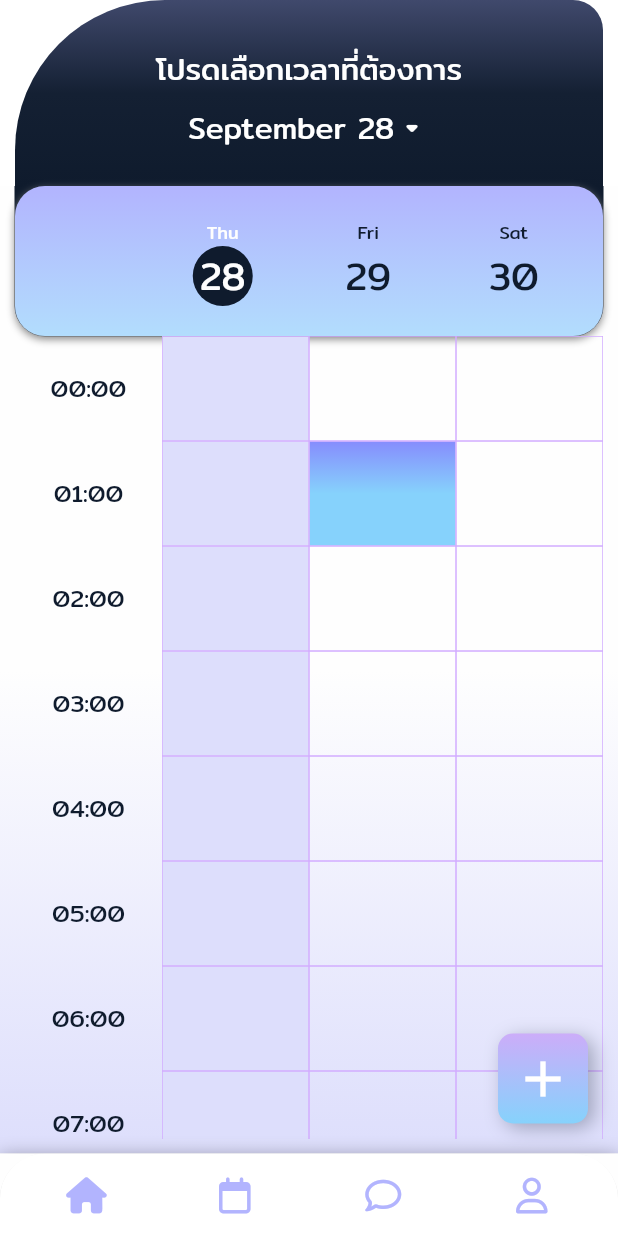
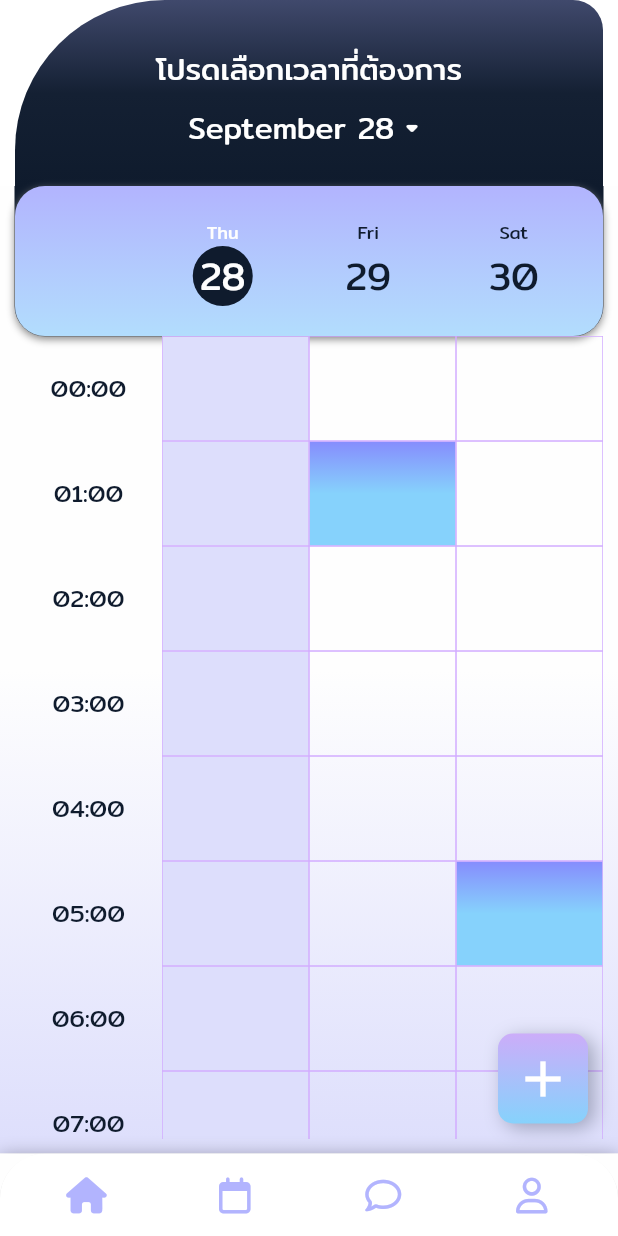
Before and after one commit to TelephyApp/Telephy_frontend, a Flutter app: the screen it shows after launch, swiped to page 2, on a phone screen of 412 x 824 dp. Run offline on Flutter 3.47's test engine with Material 2 defaults, Android fonts, the phone set to English and light mode, and no system bars; our stand-ins replace cloud_firestore, dropdown_textfield, firebase_auth, firebase_core, firebase_database, flutter_svg and 7 more; missing offline and left inert: agora_rtc_engine; accounts and stored records are empty.

Commit message:
Delete time system file

```diff
--- a/lib/psych_layout.dart
+++ b/lib/psych_layout.dart
@@ -2,10 +2,8 @@ import 'package:flutter/material.dart';
 import 'package:font_awesome_flutter/font_awesome_flutter.dart';
 import 'package:telephy/pages/message/message_page.dart';
 import 'package:telephy/screens/Psych/psych_home_screen.dart';
-import 'package:telephy/screens/Psych/timesystem_screen.dart';
 import 'package:telephy/utils/config.dart';
 import 'package:telephy/screens/Psych/time_slot_screen.dart';
-
 import 'screens/Psych/psych_profile_screen.dart';
 
 class PsychLayout extends StatefulWidget {
--- a/lib/screens/Psych/time_slot_screen.dart
+++ b/lib/screens/Psych/time_slot_screen.dart
@@ -3,6 +3,8 @@
 import 'package:flutter/material.dart';
 import 'package:telephy/widgets/calender.dart';
 import 'package:telephy/widgets/timeSlotTable.dart';
+
+
 
 class TimeSlotScreen extends StatefulWidget {
   const TimeSlotScreen({Key? key}) : super(key: key);
@@ -13,26 +15,20 @@ class TimeSlotScreen extends StatefulWidget {
 
 class _TimeSlotScreenState extends State<TimeSlotScreen> {
   DateTime selectedDay = DateTime.now();
+  List<DateTime> availableSlots = [
+    DateTime(2023, 9, 29, 1, 0),
+    DateTime(2023, 9, 30, 5, 0),
+  ];
 
   @override
   Widget build(BuildContext context) {
+    print(availableSlots);
     return Scaffold(
       body: SafeArea(
         child: Center(
           child: Column(
             mainAxisAlignment: MainAxisAlignment.start,
             children: [
-              // Text('data'),
-              // Text('data2'),
-
-              // CalendarDoctor(onDaySelected: (day) {
-              //   setState(() {
-              //     selectedDay = day;
-              //   });
-              // }),
-
-              // TimeSlotTable(currentDate: selectedDay),
-
               Container(
                 child: CalendarDoctor(onDaySelected: (day) {
                   setState(() {
@@ -41,7 +37,8 @@ class _TimeSlotScreenState extends State<TimeSlotScreen> {
                 }),
               ),
               Expanded(
-                child: TimeSlotTable(currentDate: selectedDay),
+                child: TimeSlotTable(
+                    currentDate: selectedDay, availableSlots: availableSlots),
               ),
             ],
           ),
--- a/lib/widgets/timeSlotTable.dart
+++ b/lib/widgets/timeSlotTable.dart
@@ -6,23 +6,26 @@ class TimeSlotTable extends StatefulWidget {
   final int numberOfHours = 24;
   final int numberOfDaysToShow = 3;
   final DateTime currentDate;
+  final List<DateTime> availableSlots;
 
-  const TimeSlotTable({Key? key, required this.currentDate}) : super(key: key);
+  const TimeSlotTable({
+    Key? key,
+    required this.currentDate,
+    required this.availableSlots,
+  }) : super(key: key);
 
   @override
   _TimeSlotTableState createState() => _TimeSlotTableState();
 }
 
 class _TimeSlotTableState extends State<TimeSlotTable> {
-  bool isBooking = false; // Added state variable
+  bool isBooking = false;
   List<List<bool>> isSlotTapped =
       List.generate(3, (dayIndex) => List.generate(24, (hourIndex) => false));
   DateTime? lastCurrentDate;
   DateTime? selectedDateTime;
   DateTime? selectedSlotsTime;
   bool selectSlotsTaped = false;
-  List<DateTime>? availableSlots = [];
-
   @override
   void didUpdateWidget(TimeSlotTable oldWidget) {
     super.didUpdateWidget(oldWidget);
@@ -45,8 +48,6 @@ class _TimeSlotTableState extends State<TimeSlotTable> {
       3,
       (index) => widget.currentDate.add(Duration(days: index)),
     );
-    availableSlots!.add(DateTime(2023, 9, 29, 1, 0));
-    availableSlots!.add(DateTime(2023, 9, 30, 12, 0));
 
     final lastThreeDays = nextTwoDays;
 
@@ -189,7 +190,7 @@ class _TimeSlotTableState extends State<TimeSlotTable> {
                                     this.selectedSlotsTime = selectedSlotsTime;
                                   });
                                 },
-                                availableSlots: availableSlots),
+                                availableSlots: widget.availableSlots),
                           ),
                       ],
                     );
@@ -310,19 +311,18 @@ class HourlySlot extends StatelessWidget {
   final String hour;
   final bool isTapped;
   final VoidCallback onTap;
-  final DateTime? selectedSlotsTime; // เพิ่มตัวแปร selectedSlotsTime ที่นี่
+  final DateTime? selectedSlotsTime;
   final bool isBooking;
   final Function(DateTime) setState;
-  final List<DateTime>? availableSlots; // เพิ่มตัวแปร isBooking ที่นี่
-
+  final List<DateTime>? availableSlots;
   const HourlySlot(
       {Key? key,
       required this.day,
       required this.hour,
       required this.isTapped,
       required this.onTap,
-      required this.selectedSlotsTime, // รับค่า selectedSlotsTime ที่นี่
-      required this.isBooking, // รับค่า isBooking ที่นี่
+      required this.selectedSlotsTime,
+      required this.isBooking,
       required this.setState,
       required this.availableSlots})
       : super(key: key);
@@ -391,12 +391,7 @@ class HourlySlot extends StatelessWidget {
                       actions: [
                         TextButton(
                           onPressed: () {
-                            Navigator.of(context).pop();
-                          },
-                          child: Text('ปิด'),
-                        ),
-                        TextButton(
-                          onPressed: () {
+                            availableSlots!.remove(currentDateTime);
                             Navigator.of(context).pop();
                           },
                           style: ButtonStyle(
@@ -406,6 +401,16 @@ class HourlySlot extends StatelessWidget {
                                   Color.fromARGB(255, 251, 108, 76))),
                           child: Text('ยกเลิก'),
                         ),
+                        TextButton(
+                          onPressed: () {
+                            Navigator.of(context).pop();
+                          },
+                          style: ButtonStyle(
+                            foregroundColor: MaterialStateProperty.all<Color>(
+                                const Color(0xFFB2B4FE)),
+                          ),
+                          child: Text('ปิด'),
+                        )
                       ],
                     );
                   },
@@ -473,11 +478,3 @@ class HourlySlot extends StatelessWidget {
           );
   }
 }
-
-void main() {
-  runApp(MaterialApp(
-    home: Scaffold(
-      body: TimeSlotTable(currentDate: DateTime.now()),
-    ),
-  ));
-}
```
Also changed, not shown: lib/screens/Psych/timesystem_screen.dart (deleted, +0 -52 lines).
